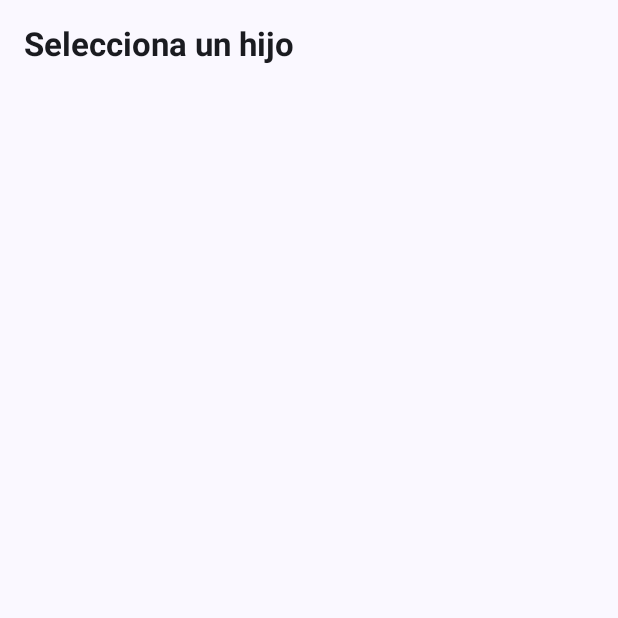
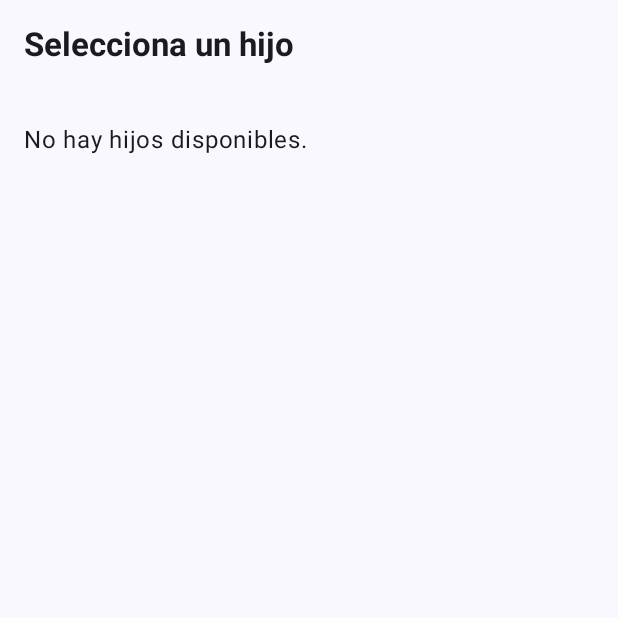
Before and after one commit to lopezviktor/PequenosPasos, an Android app built with Jetpack Compose: the SeleccionHijoScreen screen opened through its navigation route, on a phone screen of 412 x 824 dp, the top half of it. Run offline under Robolectric (Android 15) with nearby library versions, the light colour scheme and no system bars; pictures from the network do not load.

Commit message:
Login y eleccion de hijo

```diff
--- a/mobile-app/pequenosPasos/app/src/main/java/com/example/pequenospasos/ui/navigation/AppNavHost.kt
+++ b/mobile-app/pequenosPasos/app/src/main/java/com/example/pequenospasos/ui/navigation/AppNavHost.kt
@@ -4,6 +4,9 @@ import android.annotation.SuppressLint
 import android.os.Build
 import androidx.annotation.RequiresApi
 import androidx.compose.runtime.Composable
+import androidx.compose.runtime.LaunchedEffect
+import androidx.compose.runtime.collectAsState
+import androidx.compose.runtime.getValue
 import androidx.compose.ui.Modifier
 import androidx.lifecycle.viewmodel.compose.viewModel
 import androidx.navigation.NavHostController
@@ -19,13 +22,16 @@ import com.example.pequenospasos.ui.screens.PerfilScreen
 import com.example.pequenospasos.ui.screens.SeleccionHijoScreen
 import com.example.pequenospasos.ui.screens.SiestaScreen
 import com.example.pequenospasos.viewmodel.LoginViewModel
+import com.example.pequenospasos.data.model.Padre
 
 @RequiresApi(Build.VERSION_CODES.O)
 @Composable
 fun AppNavHost(
     navController: NavHostController,
-    modifier: Modifier = Modifier
+    modifier: Modifier = Modifier,
 ) {
+    val loginViewModel: LoginViewModel = viewModel()
+
     NavHost(
         navController = navController,
         startDestination = "login",
@@ -33,20 +39,27 @@ fun AppNavHost(
     ) {
         // Pantalla de Login
         composable("login") {
-            LoginScreen(
-                onLoginSuccess = {
+            val padre by loginViewModel.padre.collectAsState()
+            val hijosCargados by loginViewModel.hijosCargados.collectAsState()
+
+            LaunchedEffect(hijosCargados) {
+                if (hijosCargados) {
                     navController.navigate("seleccion_hijo_screen") {
                         popUpTo("login") { inclusive = true }
                     }
                 }
+            }
+
+            LoginScreen(
+                loginViewModel = loginViewModel
             )
         }
 
-        // Nueva pantalla para seleccionar hijo
+        // Pantalla para seleccionar hijo
         composable("seleccion_hijo_screen") {
             SeleccionHijoScreen(
                 navController = navController,
-                loginViewModel = viewModel()
+                loginViewModel = loginViewModel
             )
         }
 
@@ -108,8 +121,10 @@ fun AppNavHost(
         }
 
         // Pantalla de Perfil
+        /*
         composable("perfil_screen") {
-            PerfilScreen()
-        }
+           PerfilScreen(padre = padreLogueado)
+            }
+         */
     }
 }
--- a/mobile-app/pequenosPasos/app/src/main/java/com/example/pequenospasos/ui/screens/SeleccionHijoScreen.kt
+++ b/mobile-app/pequenosPasos/app/src/main/java/com/example/pequenospasos/ui/screens/SeleccionHijoScreen.kt
@@ -29,8 +29,10 @@ import coil.compose.rememberAsyncImagePainter
 import com.example.pequenospasos.viewmodel.LoginViewModel
 
 @Composable
-fun SeleccionHijoScreen(navController: NavController, loginViewModel: LoginViewModel) {
-    val padre by loginViewModel.padre.collectAsState()
+fun SeleccionHijoScreen(
+    navController: NavController,
+    loginViewModel: LoginViewModel
+) {
     val hijos by loginViewModel.hijos.collectAsState()
 
     Column(modifier = Modifier.fillMaxSize().padding(16.dp)) {
@@ -41,13 +43,17 @@ fun SeleccionHijoScreen(navController: NavController, loginViewModel: LoginViewM
             modifier = Modifier.padding(bottom = 16.dp)
         )
 
+        if (!hijos.isNullOrEmpty()) {
             LazyColumn(verticalArrangement = Arrangement.spacedBy(12.dp)) {
                 items(items = hijos) { hijo ->
                     Card(
                         modifier = Modifier
                             .fillMaxWidth()
                             .clickable {
-                            navController.navigate("menu_principal/${hijo.id}")                        }
+                                if (hijos != null && hijos.isNotEmpty()) {
+                                    navController.navigate("menu_principal/${hijo.id}")
+                                }
+                            }
                     ) {
                         Row(
                             verticalAlignment = Alignment.CenterVertically,
@@ -73,5 +79,12 @@ fun SeleccionHijoScreen(navController: NavController, loginViewModel: LoginViewM
                     }
                 }
             }
+        } else {
+            Text(
+                text = "No hay hijos disponibles.",
+                style = MaterialTheme.typography.bodyLarge,
+                modifier = Modifier.padding(top = 24.dp)
+            )
         }
     }
+}
--- a/mobile-app/pequenosPasos/app/src/main/java/com/example/pequenospasos/viewmodel/LoginViewModel.kt
+++ b/mobile-app/pequenosPasos/app/src/main/java/com/example/pequenospasos/viewmodel/LoginViewModel.kt
@@ -15,6 +15,8 @@ import kotlinx.coroutines.flow.StateFlow
 import kotlinx.coroutines.launch
 
 class LoginViewModel : ViewModel() {
+    private val _hijosCargados = MutableStateFlow(false)
+    val hijosCargados: StateFlow<Boolean> get() = _hijosCargados
     private val _loginResult = MutableStateFlow<String>("")
     val loginResult: StateFlow<String> get() = _loginResult
 
@@ -58,6 +60,8 @@ class LoginViewModel : ViewModel() {
                                     if (ninos != null) {
                                         Log.d("LoginViewModel", "Niños del padre: $ninos")
                                         _hijos.value = ninos
+                                        _padre.value = padre.copy(hijos = ninos)
+                                        _hijosCargados.value = true
                                         Log.d("NINOS_RESPONSE", ninos.toString())
                                     } else {
                                         Log.e("LoginViewModel", "Lista de niños es null")
```
Also changed, not shown: mobile-app/pequenosPasos/app/src/main/java/com/example/pequenospasos/ui/screens/PerfilScreen.kt (+12 -11 lines). Lines whose indentation alone changed are shown as unchanged.
